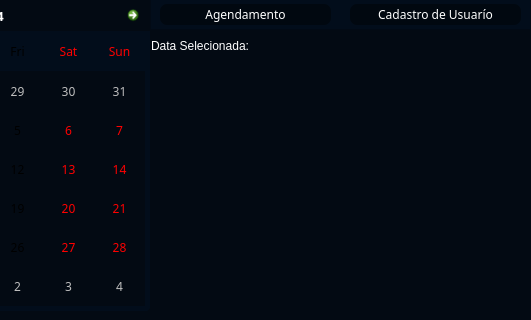
The window that designer/main_admin.ui (Kaue-14/PATP_Nivel_1) describes before a commit, drawn with Qt 5; both pictures show x 269 to 800 and y 0 to 320 of the 800 by 600 pixel window.
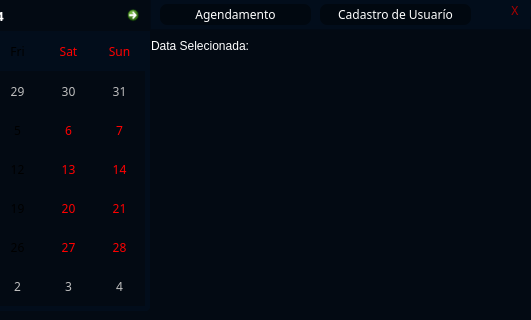
The same window after the commit. Icons and pictures are not drawn.

What changed in the file:
```diff
--- a/designer/main_admin.ui
+++ b/designer/main_admin.ui
@@ -424,7 +424,7 @@
       <rect>
        <x>10</x>
        <y>5</y>
-       <width>171</width>
+       <width>151</width>
        <height>21</height>
       </rect>
      </property>
@@ -451,9 +451,9 @@
     <widget class="QPushButton" name="btn_cadastro_users">
      <property name="geometry">
       <rect>
-       <x>200</x>
+       <x>170</x>
        <y>5</y>
-       <width>171</width>
+       <width>151</width>
        <height>21</height>
       </rect>
      </property>
@@ -477,6 +477,34 @@
       <string>Cadastro de Usuarío</string>
      </property>
     </widget>
+    <widget class="QPushButton" name="voltar_login">
+     <property name="geometry">
+      <rect>
+       <x>350</x>
+       <y>1</y>
+       <width>31</width>
+       <height>21</height>
+      </rect>
+     </property>
+     <property name="font">
+      <font>
+       <family>JetBrains Mono</family>
+      </font>
+     </property>
+     <property name="cursor">
+      <cursorShape>PointingHandCursor</cursorShape>
+     </property>
+     <property name="styleSheet">
+      <string notr="true">letter-spacing: 1.2px;
+background-color: rgb(0, 18, 40, .37);
+color: rgb(170, 0, 0);
+border-radius:  7px;
+</string>
+     </property>
+     <property name="text">
+      <string>X</string>
+     </property>
+    </widget>
    </widget>
    <widget class="QStackedWidget" name="pages">
     <property name="enabled">
```
